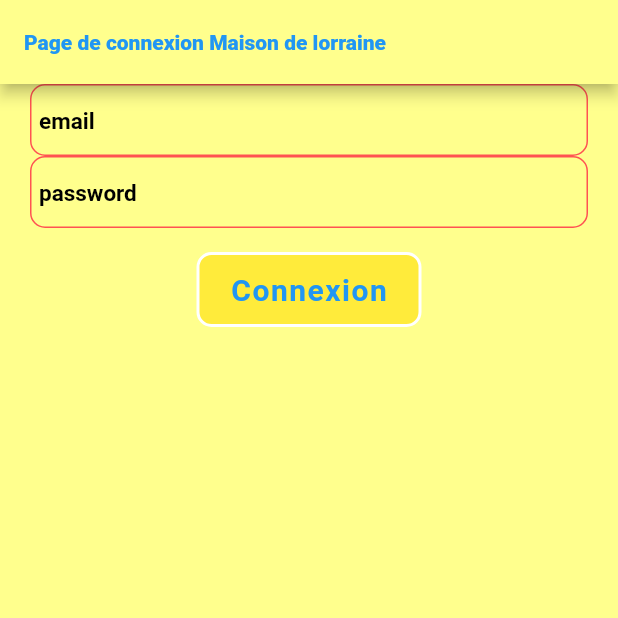
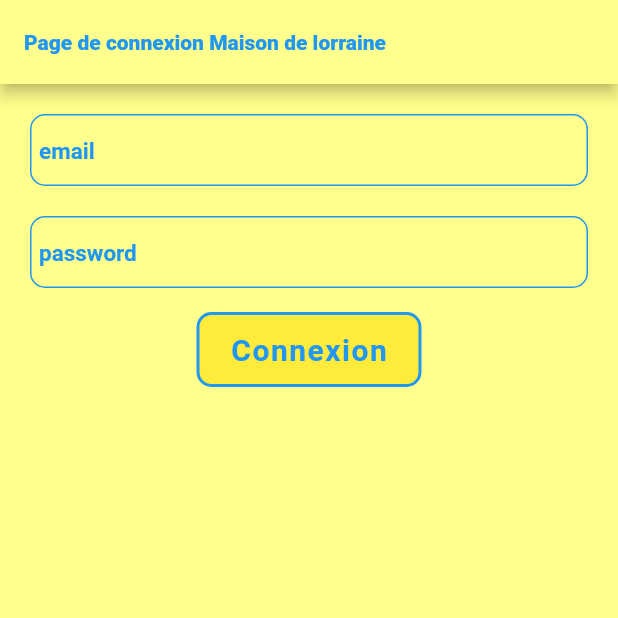
Before and after one commit to JosephLapert/M2L_mobile, a Flutter app: the screen it shows after launch, on a phone screen of 412 x 824 dp, the top half of it. Run offline on Flutter 3.47's test engine with Material 2 defaults, Android fonts, the phone set to English and light mode, and no system bars; our stand-ins replace snippet_coder_utils; missing offline and left inert: image_picker_for_web.

Commit message:
login pae up

```diff
--- a/lib/form.dart
+++ b/lib/form.dart
@@ -28,7 +28,9 @@ class MyCustomFormState extends State<MyCustomForm> {
     return Form(
       key: _formKey,
       child: Column(crossAxisAlignment: CrossAxisAlignment.center, children: [
-        FormHelper.inputFieldWidget(
+        Padding(
+          padding: EdgeInsets.fromLTRB(0, 20, 0, 20),
+          child: FormHelper.inputFieldWidget(
             context,
             'email',
             'email',
@@ -41,8 +43,11 @@ class MyCustomFormState extends State<MyCustomForm> {
             (value) {
               email = value;
             },
-          textColor: Colors.blue,
+            textColor: Colors.red,
+            borderColor: Colors.blue,
             borderRadius: 10,
+            hintColor: Colors.blue,
+          ),
         ),
         FormHelper.inputFieldWidget(
           context,
@@ -58,9 +63,10 @@ class MyCustomFormState extends State<MyCustomForm> {
             password = value;
           },
           obscureText: true,
+          borderRadius: 10,
           textColor: Colors.blue,
-          borderRadius: 10,
-
+          borderColor: Colors.blue,
+          hintColor: Colors.blue,
         ),
         Padding(
           padding: const EdgeInsets.symmetric(vertical: 16.0),
@@ -72,7 +78,7 @@ class MyCustomFormState extends State<MyCustomForm> {
             }
           },
               btnColor: Colors.yellow,
-              borderColor: Colors.white,
+              borderColor: Colors.blue,
               txtColor: Colors.blue,
               borderRadius: 10),
         )
```
Lines whose indentation alone changed are shown as unchanged.
